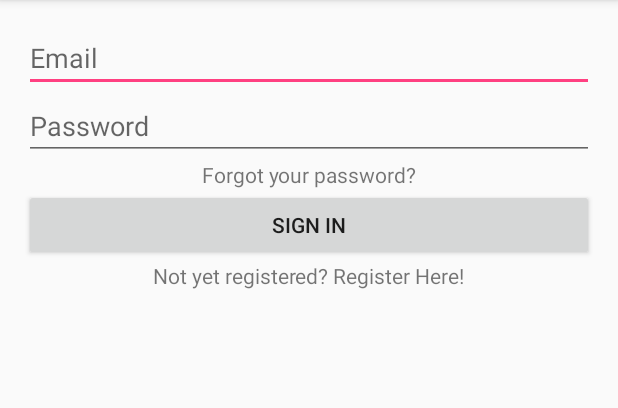
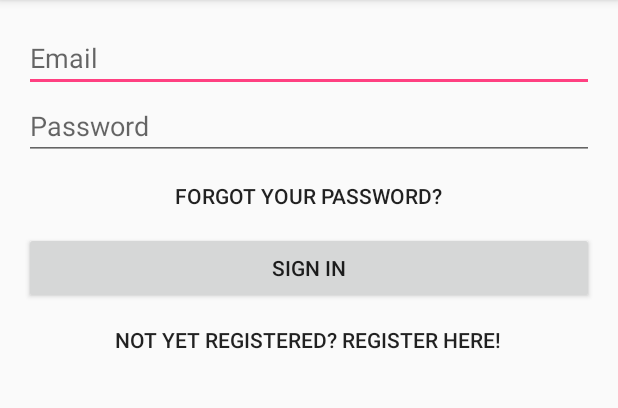
Before and after one commit to joseph287/MSUNOW, an Android app: the screen it shows after launch (LoginActivity), on a phone screen of 412 x 824 dp, the part 84-492 px from its top. Run offline under Robolectric (Android 15) with nearby library versions, the phone set to English and light mode, and no system bars; our stand-ins replace Volley.

Commit message:
Add Validations on Register Page.
//LoginActivity
Add onClickListener for the buttons on Login Page.

//RegisterActivity
Add Validations on Register Page for fname, lname, email, password,dob.

//RegisterRequest
While Registration,DOB parameter was missing, added that in Register Request and updated in Register Activity.

//activity_login
Changed the "Forgot Password" and "Not Registered Yet?" TextViews to Buttons and updated the id's in the code.

//activity_register
Added onClick method for Register.
Changed the string value of "@string/action_sign_up" from "SIGN UP!"  to "REGISTER!"
Code Format

```diff
--- a/app/src/main/java/com/example/rasen/msunow/LoginActivity.java
+++ b/app/src/main/java/com/example/rasen/msunow/LoginActivity.java
@@ -1,6 +1,5 @@
 package com.example.rasen.msunow;
 
-import android.app.DatePickerDialog;
 import android.content.Intent;
 import android.support.v7.app.AlertDialog;
 import android.support.v7.app.AppCompatActivity;
@@ -23,40 +22,42 @@ import org.json.JSONObject;
 
 public class LoginActivity extends AppCompatActivity {
 
+    //layout items declared
+    private EditText etEmail;
+    private EditText etPassword;
+    private Button bLogin;
+    private Button bResisterLink;
+    private Button bForgotPasswordLink;
+
 
     @Override
     protected void onCreate(Bundle savedInstanceState) {
         super.onCreate(savedInstanceState);
         setContentView(R.layout.activity_login);
 
-        final EditText etEmail = (EditText) findViewById(R.id.log_email);
-        final EditText etPasswrd = (EditText) findViewById(R.id.log_pass);
-        final Button bLogin = (Button) findViewById(R.id.bttn_login);
-        final TextView registerLink = (TextView) findViewById(R.id.tv_Register);
-        final TextView forgotPass = (TextView) findViewById(R.id.passReset);
+        // binding the layout with activity
+        etEmail = (EditText) findViewById(R.id.log_email);
+        etPassword = (EditText) findViewById(R.id.log_pass);
+        bLogin = (Button) findViewById(R.id.bttn_login);
 
+        //login click onClick Listener
+        findViewById((R.id.bttn_login)).setOnClickListener(new MyLsnr());
+        //Not Registered yet? Register Here onClick Listener
+        findViewById((R.id.bRegisterLink)).setOnClickListener(new MyLsnr());
+        //Forgot Passpord onClick Listener
+        findViewById((R.id.bForgotPasswordLink)).setOnClickListener(new MyLsnr());
+    }
 
-        registerLink.setOnClickListener(new View.OnClickListener() {
-            @Override
-            public void onClick(View v) {
-                Intent registerIntent = new Intent(LoginActivity.this, RegisterActivity.class);
-                LoginActivity.this.startActivity(registerIntent);
-            }
-        });
+    // OnClick Listener for Login,Forgot Password and new registration.
+    private class MyLsnr implements View.OnClickListener {
+        @Override
+        public void onClick(View v) {
 
-        forgotPass.setOnClickListener(new View.OnClickListener() {
-            @Override
-            public void onClick(View v) {
-                Intent forgotIntent = new Intent(LoginActivity.this, ForgetActivity.class);
-                LoginActivity.this.startActivity(forgotIntent);
-            }
-        });
+            //Login
+            if (v.getId() == R.id.bttn_login) {
 
-        bLogin.setOnClickListener(new View.OnClickListener() {
-            @Override
-            public void onClick(View v) {
                 final String eMail = etEmail.getText().toString();
-                final String passwd = etPasswrd.getText().toString();
+                final String passwd = etPassword.getText().toString();
                 Response.Listener<String> responseListener = new Response.Listener<String>() {
                     @Override
                     public void onResponse(String response) {
@@ -106,7 +107,7 @@ public class LoginActivity extends AppCompatActivity {
                     }
                 });
 
-                etPasswrd.setOnEditorActionListener(new TextView.OnEditorActionListener() {
+                etPassword.setOnEditorActionListener(new TextView.OnEditorActionListener() {
                     @Override
                     public boolean onEditorAction(TextView txtView, int actionId, KeyEvent event) {
                         boolean handled = false;
@@ -120,6 +121,19 @@ public class LoginActivity extends AppCompatActivity {
                 });
 
             }
-        });
+
+            //Redirecting to Register Page
+            if (v.getId() == R.id.bRegisterLink) {
+                Intent registerIntent = new Intent(LoginActivity.this, RegisterActivity.class);
+                LoginActivity.this.startActivity(registerIntent);
+            }
+
+            //Redirecting to Forgot Password Page
+            if (v.getId() == R.id.bForgotPasswordLink) {
+                Intent forgotIntent = new Intent(LoginActivity.this, ForgetActivity.class);
+                LoginActivity.this.startActivity(forgotIntent);
+            }
+
+        }
     }
 }
--- a/app/src/main/res/layout/activity_login.xml
+++ b/app/src/main/res/layout/activity_login.xml
@@ -11,66 +11,64 @@
     tools:context="com.example.rasen.msunow.LoginActivity">
 
     <EditText
+        android:id="@+id/log_email"
         android:layout_width="wrap_content"
         android:layout_height="wrap_content"
-        android:inputType="textEmailAddress"
+        android:layout_alignParentEnd="true"
+        android:layout_alignParentLeft="true"
+        android:layout_alignParentRight="true"
+        android:layout_alignParentStart="true"
+        android:layout_alignParentTop="true"
         android:ems="10"
-        android:layout_alignParentTop="true"
-        android:layout_alignParentLeft="true"
-        android:layout_alignParentStart="true"
-        android:id="@+id/log_email"
-        android:layout_alignParentRight="true"
-        android:layout_alignParentEnd="true"
+        android:hint="@string/prompt_email"
         android:imeOptions="actionNext"
-        android:hint="@string/prompt_email" />
+        android:inputType="textEmailAddress" />
 
     <EditText
+        android:id="@+id/log_pass"
         android:layout_width="wrap_content"
         android:layout_height="wrap_content"
-        android:inputType="textPassword"
+        android:layout_alignParentEnd="true"
+        android:layout_alignParentLeft="true"
+        android:layout_alignParentRight="true"
+        android:layout_alignParentStart="true"
+        android:layout_below="@+id/log_email"
         android:ems="10"
-        android:layout_below="@+id/log_email"
-        android:layout_alignParentLeft="true"
-        android:layout_alignParentStart="true"
-        android:id="@+id/log_pass"
-        android:layout_alignParentRight="true"
-        android:layout_alignParentEnd="true"
+        android:hint="@string/prompt_password"
         android:imeOptions="actionNext"
-        android:hint="@string/prompt_password" />
+        android:inputType="textPassword" />
 
     <Button
-        android:text="@string/action_sign_in"
+        android:id="@+id/bttn_login"
         android:layout_width="wrap_content"
         android:layout_height="wrap_content"
-        android:id="@+id/bttn_login"
-        android:layout_below="@+id/passReset"
+        android:layout_alignParentEnd="true"
         android:layout_alignParentLeft="true"
+        android:layout_alignParentRight="true"
         android:layout_alignParentStart="true"
-        android:layout_alignParentRight="true"
-        android:layout_alignParentEnd="true" />
+        android:layout_below="@+id/bForgotPasswordLink"
+        android:text="@string/action_sign_in" />
 
-    <TextView
-        android:id="@+id/tv_Register"
+    <Button
+        android:id="@+id/bRegisterLink"
         android:layout_width="wrap_content"
         android:layout_height="wrap_content"
         android:layout_below="@+id/bttn_login"
         android:layout_centerHorizontal="true"
-        android:clickable="true"
+        android:background="@null"
         android:text="@string/action_register"
-        android:visibility="visible"
-        tools:clickable="true" />
+        android:visibility="visible" />
 
-    <TextView
-        android:id="@+id/passReset"
+    <Button
+        android:id="@+id/bForgotPasswordLink"
         android:layout_width="wrap_content"
         android:layout_height="wrap_content"
-        android:layout_alignEnd="@+id/tv_Register"
-        android:layout_alignLeft="@+id/tv_Register"
-        android:layout_alignRight="@+id/tv_Register"
-        android:layout_alignStart="@+id/tv_Register"
+        android:layout_alignEnd="@+id/bRegisterLink"
+        android:layout_alignLeft="@+id/bRegisterLink"
+        android:layout_alignRight="@+id/bRegisterLink"
+        android:layout_alignStart="@+id/bRegisterLink"
         android:layout_below="@+id/log_pass"
-        android:clickable="true"
+        android:background="@null"
         android:text="@string/forgot_pw"
-        android:textAlignment="center"
-        tools:clickable="true" />
+        android:textAlignment="center" />
 </RelativeLayout>
--- a/app/src/main/res/values/strings.xml
+++ b/app/src/main/res/values/strings.xml
@@ -15,7 +15,7 @@
     </string>
     <string name="first_name">First Name</string>
     <string name="last_name">Last Name</string>
-    <string name="action_sign_up">Sign up!</string>
+    <string name="action_sign_up">Register!</string>
     <string name="prompt_create_email">Email</string>
     <string name="prompt_create_password">Password</string>
     <string name="prompt_dob">Date of Birth</string>
```
Also changed, not shown: app/src/main/java/com/example/rasen/msunow/RegisterActivity.java (+140 -27 lines), app/src/main/java/com/example/rasen/msunow/RegisterRequest.java (+10 -8 lines), app/src/main/res/layout/activity_register.xml (+37 -36 lines), app/src/main/res/values/colors.xml (+6 -6 lines).
